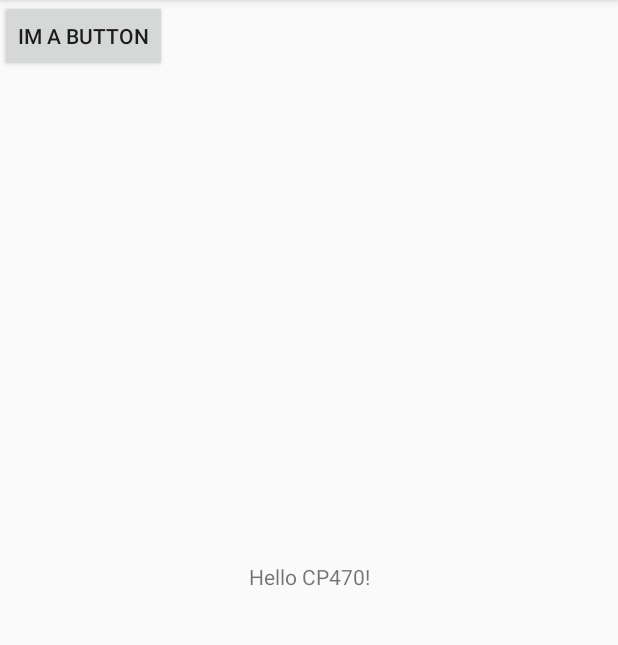
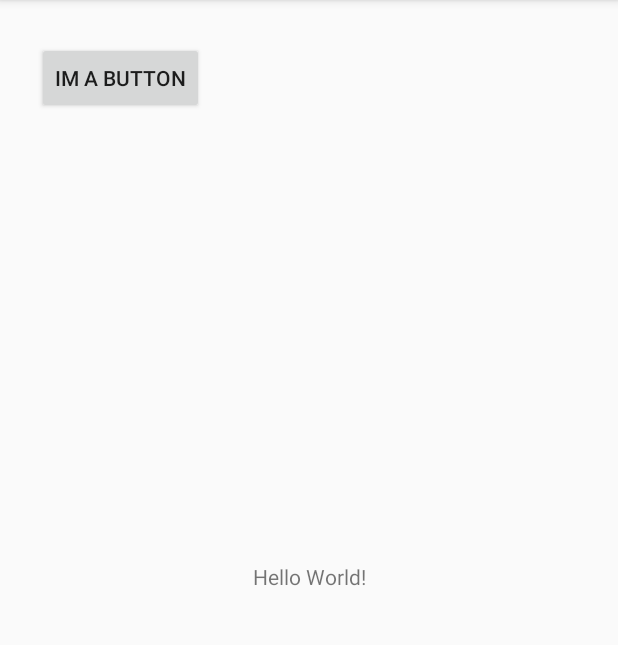
Before and after one commit to a-salaymeh/AndroidAssignments, an Android app: the screen it shows after launch (MainActivity), on a phone screen of 412 x 824 dp, the part 84-729 px from its top. Run offline under Robolectric (Android 15) with nearby library versions, the light colour scheme and no system bars.

Commit message:
changed hello cp470 to hello world

```diff
--- a/app/src/main/res/layout/activity_main.xml
+++ b/app/src/main/res/layout/activity_main.xml
@@ -19,8 +19,12 @@
         android:id="@+id/button"
         android:layout_width="wrap_content"
         android:layout_height="wrap_content"
+        android:layout_marginTop="28dp"
         android:text="@string/ButtonText"
-        tools:layout_editor_absoluteX="18dp"
-        tools:layout_editor_absoluteY="34dp" />
+        app:layout_constraintEnd_toEndOf="parent"
+        app:layout_constraintHorizontal_bias="0.083"
+        app:layout_constraintStart_toStartOf="parent"
+        app:layout_constraintTop_toTopOf="parent" />
+
 
 </androidx.constraintlayout.widget.ConstraintLayout>
--- a/app/src/main/res/values/strings.xml
+++ b/app/src/main/res/values/strings.xml
@@ -1,6 +1,6 @@
 <resources>
     <string name="app_name">Assignments 1</string>
-    <string name="hm">Hello CP470!</string>
+    <string name="hm">Hello World!</string>
     <string name="ButtonText"> Im a button</string>
 
 </resources>
```
Also changed, not shown: 1 other file.
